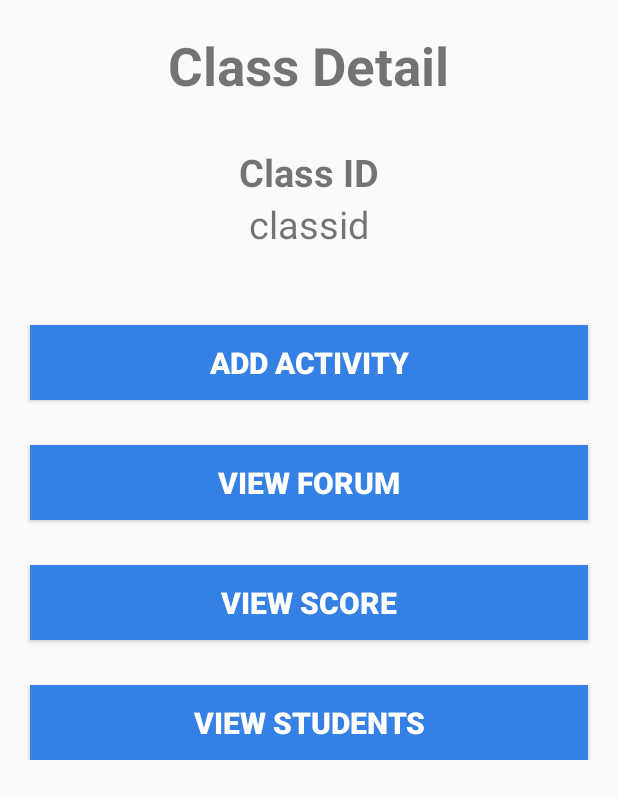
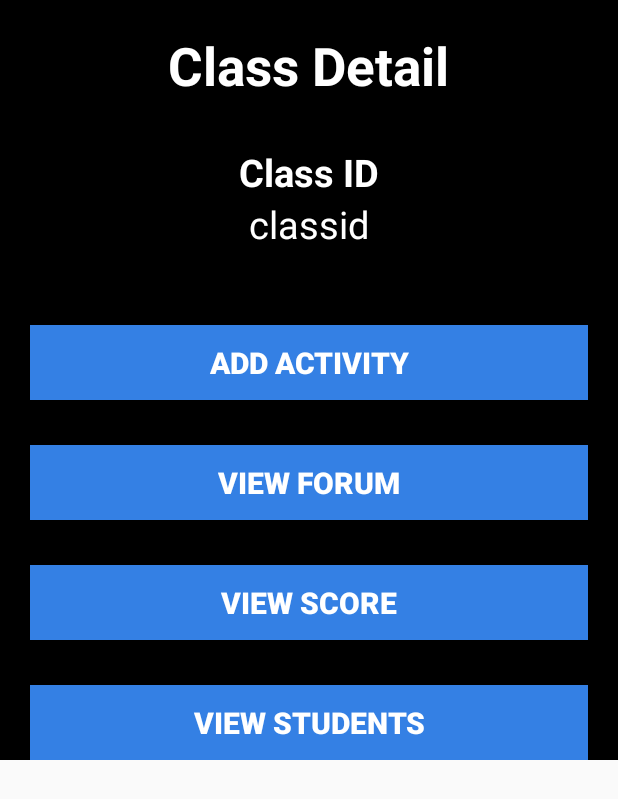
Before and after one commit to Nicholaskrs/BackToSchool, an Android app: the ClassDetailActivity screen opened directly, with no data from a screen before it, on a phone screen of 412 x 824 dp. Shown: the top 799 px of the screen. Run offline under Robolectric (Android 15) with nearby library versions, the phone set to English and light mode, and no system bars; our stand-ins replace Firebase (no records; nobody signed in at launch, a user with empty details on screens opened directly); Roboto replaces fonts that are not available here.

Commit message:
Class Detail done ver2

```diff
--- a/app/src/main/res/layout/activity_class_detail.xml
+++ b/app/src/main/res/layout/activity_class_detail.xml
@@ -6,7 +6,8 @@
 
     <LinearLayout
         android:orientation="vertical" android:layout_width="match_parent"
-        android:layout_height="match_parent">
+        android:layout_height="match_parent"
+        android:background="#000">
 
         <TextView
             android:layout_width="wrap_content"
@@ -16,7 +17,8 @@
             android:layout_gravity="center_horizontal"
             android:layout_marginTop="20dp"
             android:textStyle="bold"
-            android:textSize="35dp" />
+            android:textSize="35dp"
+            android:textColor="#fff" />
 
         <TextView
             android:layout_width="wrap_content"
@@ -27,7 +29,8 @@
             android:layout_marginTop="30dp"
             android:textStyle="bold"
             android:textAlignment="center"
-            android:layout_gravity="center_horizontal" />
+            android:layout_gravity="center_horizontal"
+            android:textColor="#fff" />
 
         <TextView
             android:layout_width="wrap_content"
@@ -36,7 +39,8 @@
             android:id="@+id/classidtxt"
             android:layout_gravity="center_horizontal"
             android:textSize="25dp"
-            android:layout_marginBottom="20dp" />
+            android:layout_marginBottom="20dp"
+            android:textColor="#fff" />
 
         <Button
             android:id="@+id/addActivity"
```
